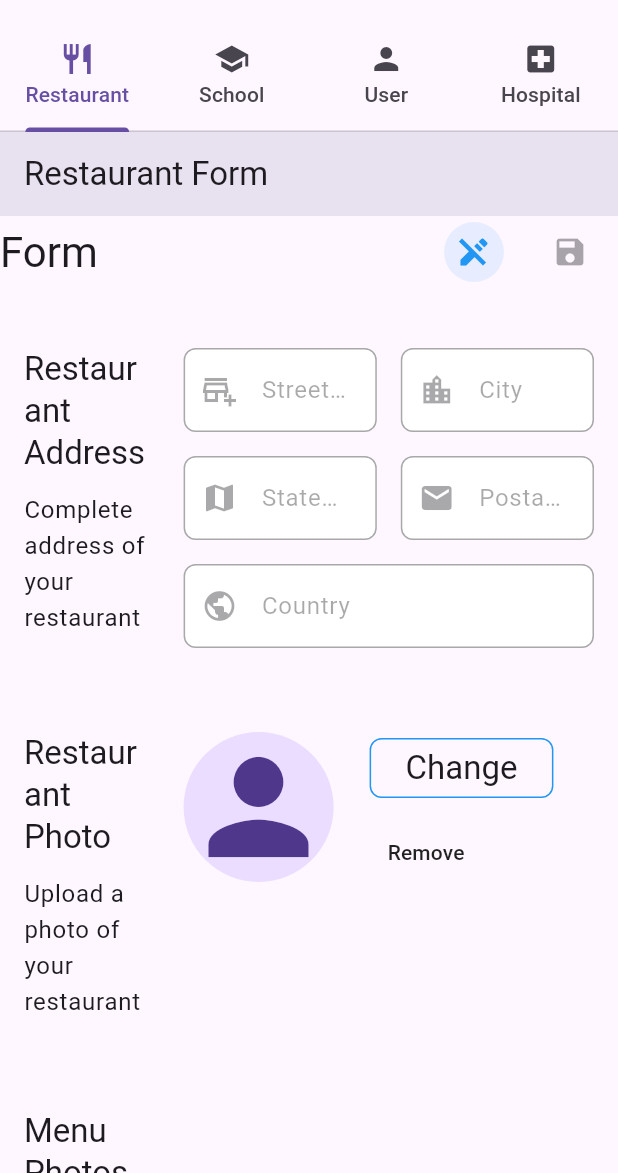
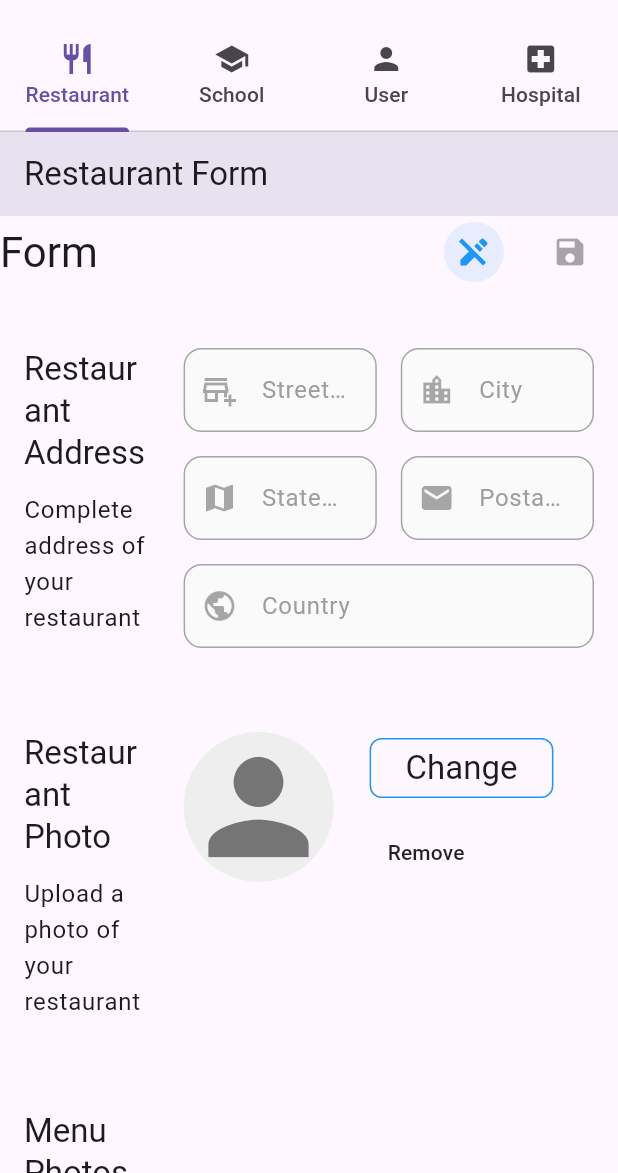
Before and after one commit to Rediflow-AI/form-maker, a Flutter app: the screen it shows after launch, scrolled down 1152 dp, on a phone screen of 412 x 824 dp, the part 63-1236 px from its top. Run offline on Flutter 3.47's test engine with Material 3 defaults, Android fonts, the phone set to English and light mode, and no system bars; our stand-ins replace cached_network_image, flutter_spinbox, flutter_switch, image_picker, multi_select_flutter.

Commit message:
show photos error resolve

```diff
--- a/lib/form_maker.dart
+++ b/lib/form_maker.dart
@@ -1,7 +1,10 @@
 // ignore_for_file: non_constant_identifier_names
 
 import 'dart:io';
+import 'dart:typed_data';
+
 import 'package:cached_network_image/cached_network_image.dart';
+import 'package:flutter/foundation.dart';
 import 'package:flutter/material.dart';
 import 'package:flutter_spinbox/material.dart';
 import 'package:flutter_switch/flutter_switch.dart';
@@ -52,6 +55,7 @@ abstract class InfoFormState<T extends InfoForm> extends State<T> {
   }
 
   File? selectedImage;
+  Uint8List? selectedImageBytes; // For web compatibility
 
   Future<void> save() async {}
 
@@ -92,6 +96,7 @@ abstract class InfoFormState<T extends InfoForm> extends State<T> {
   void removeProfilePicture() {
     setState(() {
       selectedImage = null;
+      selectedImageBytes = null;
       if (widget.onImageSelected != null) {
         widget.onImageSelected!(selectedImage);
       }
@@ -107,7 +112,20 @@ abstract class InfoFormState<T extends InfoForm> extends State<T> {
 
     if (image != null) {
       setState(() {
+        if (kIsWeb) {
+          // For web, store bytes instead of File
+          image.readAsBytes().then((bytes) {
+            setState(() {
+              selectedImageBytes = bytes;
+              selectedImage = null; // Clear file reference on web
+            });
+          });
+        } else {
+          // For mobile platforms
           selectedImage = File(image.path);
+          selectedImageBytes = null;
+        }
+
         if (widget.onImageSelected != null) {
           widget.onImageSelected!(selectedImage);
         }
@@ -171,16 +189,23 @@ abstract class InfoFormState<T extends InfoForm> extends State<T> {
         crossAxisAlignment: CrossAxisAlignment.start,
         children: [
           (defaultValue != null && defaultValue.isNotEmpty) ||
-                  selectedImage != null
+                  selectedImage != null || selectedImageBytes != null
               ? CircleAvatar(
-                  radius: xlargeImageRadius,
-                  backgroundImage: selectedImage != null
+                  radius: 50,
+                  backgroundImage: kIsWeb && selectedImageBytes != null
+                      ? MemoryImage(selectedImageBytes!)
+                      : selectedImage != null
                           ? FileImage(selectedImage!)
                           : CachedNetworkImageProvider(defaultValue!),
                 )
               : CircleAvatar(
-                  radius: xlargeImageRadius,
-                  child: const Icon(Icons.person, size: 100),
+                  radius: 50,
+                  backgroundColor: Colors.grey[200],
+                  child: Icon(
+                    Icons.person,
+                    size: kIsWeb ? 60 : 100,
+                    color: Colors.grey[600],
+                  ),
                 ),
           SizedBox(width: largePadding),
           Column(
@@ -1097,19 +1122,45 @@ abstract class InfoFormState<T extends InfoForm> extends State<T> {
       subTitle: subTitle,
       inputWidget: DropdownButtonFormField<String>(
         value: defaultValue,
-        dropdownColor: Theme.of(context).primaryColor,
-        style: Theme.of(context).textTheme.bodyLarge,
+        dropdownColor: Colors.white,
+        style: const TextStyle(
+          color: Colors.black87,
+          fontSize: 16,
+          fontWeight: FontWeight.w400,
+        ),
         hint: Text(
           hintText ?? 'Select an option',
-          style: Theme.of(context).textTheme.labelLarge,
+          style: TextStyle(
+            color: Colors.grey[600],
+            fontSize: 16,
+            fontWeight: FontWeight.w400,
+          ),
+        ),
+        icon: Icon(
+          Icons.keyboard_arrow_down,
+          color: Colors.grey[600],
+          size: 24,
         ),
         decoration: elegantInputDecoration(
           hintText: '',
-          prefix: Icon(iconData),
+          prefix: Icon(iconData, color: Colors.grey[600]),
         ),
         menuMaxHeight: 300,
         items: options.map((String option) {
-          return DropdownMenuItem<String>(value: option, child: Text(option));
+          return DropdownMenuItem<String>(
+            value: option,
+            child: Padding(
+              padding: const EdgeInsets.symmetric(horizontal: 8.0, vertical: 4.0),
+              child: Text(
+                option,
+                style: const TextStyle(
+                  color: Colors.black87,
+                  fontSize: 16,
+                  fontWeight: FontWeight.w400,
+                ),
+              ),
+            ),
+          );
         }).toList(),
         onChanged: isEdit
             ? (value) {
@@ -1160,41 +1211,70 @@ abstract class InfoFormState<T extends InfoForm> extends State<T> {
         items: options
             .map((item) => MultiSelectItem<String>(item, item))
             .toList(),
-        selectedColor: primaryCardColor,
+        selectedColor: Colors.blue[100],
         separateSelectedItems: true,
-        selectedItemsTextStyle: subHeadingDark,
-        itemsTextStyle: subHeadingDark,
-        searchTextStyle: subHeadingDark,
+        selectedItemsTextStyle: const TextStyle(
+          color: Colors.black87,
+          fontSize: 16,
+          fontWeight: FontWeight.w500,
+        ),
+        itemsTextStyle: const TextStyle(
+          color: Colors.black87,
+          fontSize: 16,
+          fontWeight: FontWeight.w400,
+        ),
+        searchTextStyle: const TextStyle(
+          color: Colors.black87,
+          fontSize: 16,
+          fontWeight: FontWeight.w400,
+        ),
         decoration: BoxDecoration(
-          borderRadius: primaryBorderRadius,
-          border: Border.all(color: primaryGray, width: 0.6),
+          borderRadius: BorderRadius.circular(12),
+          border: Border.all(color: Colors.grey[300]!, width: 1.0),
+          color: Colors.grey[50],
         ),
         searchable: searchable,
         confirmText: Text(
           confirmText,
-          style: Theme.of(context).textTheme.bodyLarge,
+          style: const TextStyle(
+            color: Colors.blue,
+            fontSize: 16,
+            fontWeight: FontWeight.w600,
+          ),
         ),
         cancelText: Text(
           cancelText,
-          style: Theme.of(context).textTheme.bodyLarge,
+          style: const TextStyle(
+            color: Colors.grey,
+            fontSize: 16,
+            fontWeight: FontWeight.w500,
           ),
-        dialogWidth: 800 * scalingFactor,
+        ),
+        dialogWidth: 400,
         chipDisplay: MultiSelectChipDisplay(
           items: options
               .map((item) => MultiSelectItem<String>(item, item))
               .toList(),
-          chipColor: primaryCardColor,
-          textStyle: subHeadingDark,
+          chipColor: Colors.blue[50],
+          textStyle: const TextStyle(
+            color: Colors.black87,
+            fontSize: 14,
+            fontWeight: FontWeight.w500,
+          ),
           shape: RoundedRectangleBorder(
-            borderRadius: primaryBorderRadius,
-            side: const BorderSide(color: primaryGray, width: 0.6),
+            borderRadius: BorderRadius.circular(20),
+            side: BorderSide(color: Colors.blue[200]!, width: 1.0),
           ),
         ),
         listType: MultiSelectListType.CHIP,
         buttonIcon: const Icon(Icons.list),
         buttonText: Text(
           'Select $title',
-          style: Theme.of(context).textTheme.bodyLarge,
+          style: const TextStyle(
+            color: Colors.black87,
+            fontSize: 16,
+            fontWeight: FontWeight.w400,
+          ),
         ),
         onConfirm: (values) {
           onChanged(values);
@@ -1229,10 +1309,15 @@ abstract class InfoFormState<T extends InfoForm> extends State<T> {
           return RadioListTile<T>(
             title: Text(
               getDisplayText(option),
-              style: Theme.of(context).textTheme.bodyLarge,
+              style: const TextStyle(
+                color: Colors.black87,
+                fontSize: 16,
+                fontWeight: FontWeight.w400,
+              ),
             ),
             value: option,
             groupValue: defaultValue,
+            activeColor: Colors.blue,
             onChanged: isEdit
                 ? (T? value) {
                     onChanged(value);
@@ -1311,8 +1396,19 @@ abstract class InfoFormState<T extends InfoForm> extends State<T> {
                     child: Stack(
                       children: [
                         ClipRRect(
-                          borderRadius: primaryBorderRadius,
-                          child: Image.file(
+                          borderRadius: BorderRadius.circular(8),
+                          child: kIsWeb
+                              ? Container(
+                                  width: 100,
+                                  height: 100,
+                                  color: Colors.grey[300],
+                                  child: Icon(
+                                    Icons.image,
+                                    size: 40,
+                                    color: Colors.grey[600],
+                                  ),
+                                )
+                              : Image.file(
                                   selectedImages![index],
                                   width: 100,
                                   height: 100,
@@ -1359,7 +1455,9 @@ abstract class InfoFormState<T extends InfoForm> extends State<T> {
                 final List<XFile> images = await picker.pickMultiImage();
 
                 if (images.isNotEmpty) {
-                  final newFiles = images.map((image) => File(image.path)).toList();
+                  final newFiles = kIsWeb
+                      ? <File>[] // Skip creating File objects on web for now
+                      : images.map((image) => File(image.path)).toList();
                   final updatedImages = List<File>.from(selectedImages!)..addAll(newFiles);
 
                   // Ensure we don't exceed max images
--- a/lib/utils/input_styles.dart
+++ b/lib/utils/input_styles.dart
@@ -1,5 +1,4 @@
 import 'package:flutter/material.dart';
-import 'constants.dart';
 
 InputDecoration elegantInputDecoration({
   String? hintText,
@@ -12,30 +11,35 @@ InputDecoration elegantInputDecoration({
     prefixIcon: prefix,
     suffixIcon: suffix,
     border: OutlineInputBorder(
-      borderRadius: primaryBorderRadius,
-      borderSide: const BorderSide(color: primaryGray, width: 0.6),
+      borderRadius: BorderRadius.circular(12),
+      borderSide: BorderSide(color: Colors.grey[300]!, width: 1.0),
     ),
     enabledBorder: OutlineInputBorder(
-      borderRadius: primaryBorderRadius,
-      borderSide: const BorderSide(color: primaryGray, width: 0.6),
+      borderRadius: BorderRadius.circular(12),
+      borderSide: BorderSide(color: Colors.grey[300]!, width: 1.0),
     ),
     focusedBorder: OutlineInputBorder(
-      borderRadius: primaryBorderRadius,
-      borderSide: const BorderSide(color: primaryActiveColor, width: 1.2),
+      borderRadius: BorderRadius.circular(12),
+      borderSide: const BorderSide(color: Colors.blue, width: 2.0),
     ),
     errorBorder: OutlineInputBorder(
-      borderRadius: primaryBorderRadius,
-      borderSide: const BorderSide(color: Colors.red, width: 1.0),
+      borderRadius: BorderRadius.circular(12),
+      borderSide: const BorderSide(color: Colors.red, width: 1.5),
     ),
     focusedErrorBorder: OutlineInputBorder(
-      borderRadius: primaryBorderRadius,
-      borderSide: const BorderSide(color: Colors.red, width: 1.2),
+      borderRadius: BorderRadius.circular(12),
+      borderSide: const BorderSide(color: Colors.red, width: 2.0),
     ),
     filled: true,
-    fillColor: Colors.white,
+    fillColor: Colors.grey[50],
+    hintStyle: TextStyle(
+      color: Colors.grey[500],
+      fontSize: 16,
+      fontWeight: FontWeight.w400,
+    ),
     contentPadding: EdgeInsets.symmetric(
-      horizontal: normalPadding,
-      vertical: isSpinner ? smallPadding : normalPadding,
+      horizontal: 16,
+      vertical: isSpinner ? 12 : 16,
     ),
   );
 }
```
Lines whose indentation alone changed are shown as unchanged.
